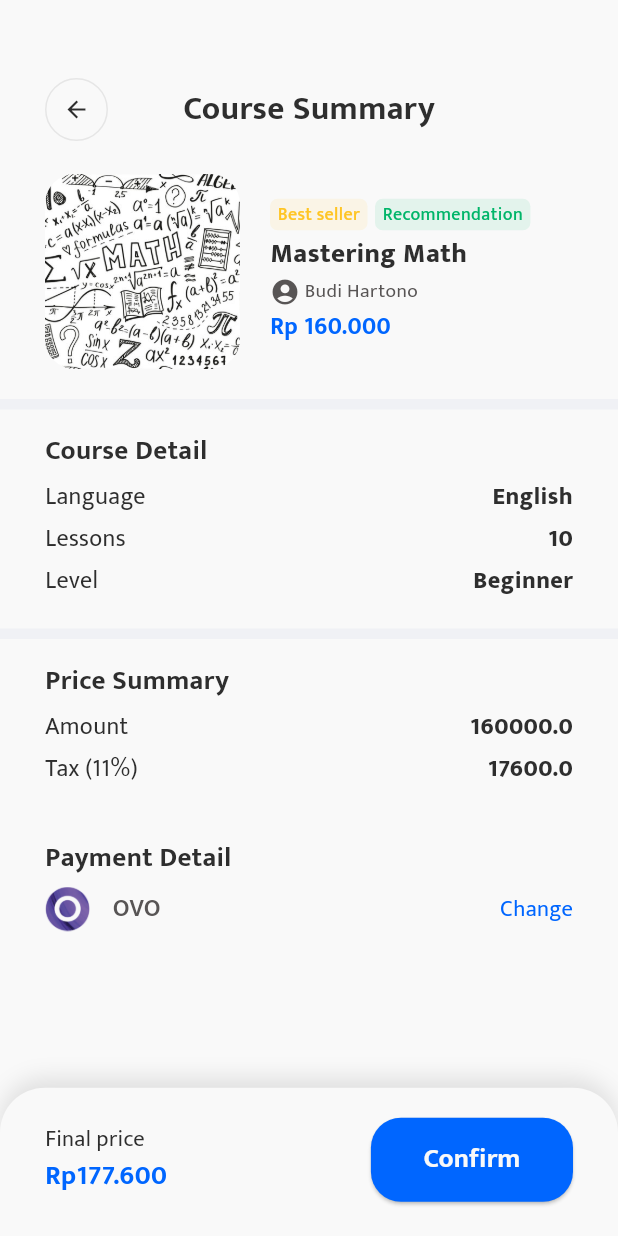
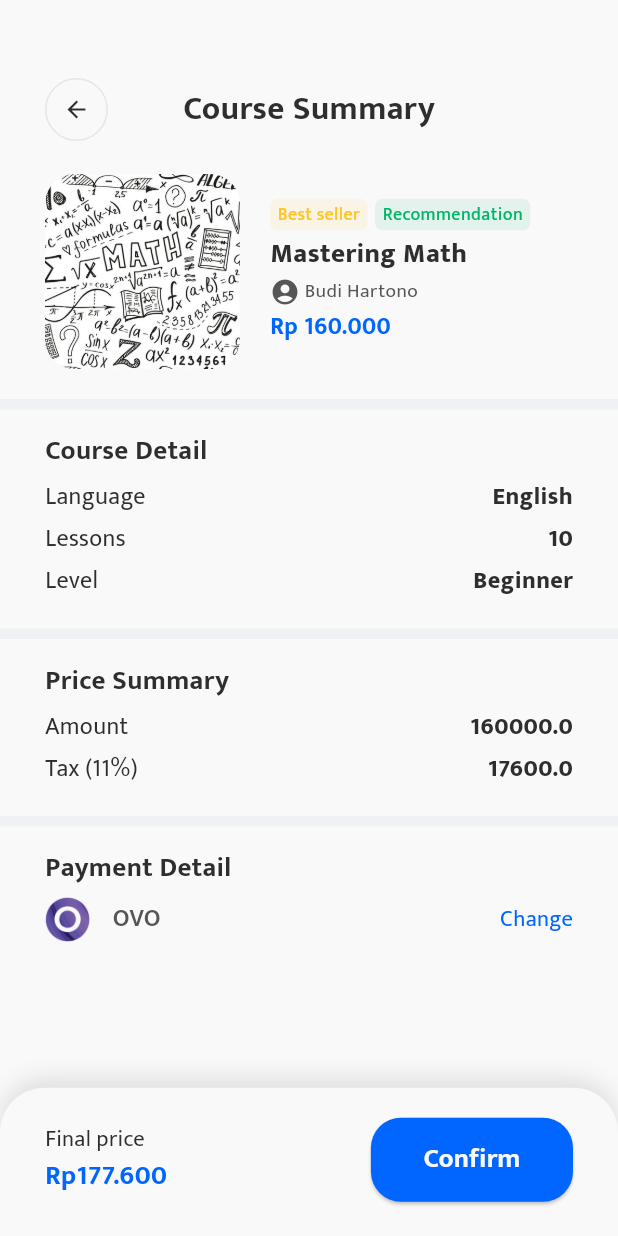
Before and after one commit to felix-malvin/quality_education_flutter_app, a Flutter app: the CourseSummaryPage screen opened directly with sample values from the repository, on a phone screen of 412 x 824 dp. Run offline on Flutter 3.47's test engine with Material 3 defaults, Android fonts, the phone set to English and light mode, and no system bars; our stand-ins replace flutter_svg; missing offline and left inert: barcode.

Commit message:
Menambahkan Divider

```diff
--- a/lib/pages/course_summary.dart
+++ b/lib/pages/course_summary.dart
@@ -59,6 +59,7 @@ class _CourseSummaryPage extends State<CourseSummaryPage> {
                 _buildCourseDetailSection(),
                 _buildSectionDivider(media),
                 _buildPriceSummarySection(),
+                _buildSectionDivider(media),
                 _buildPaymentDetailSection(
                   selectedMethod,
                   _navigateAndSelectMethod,
@@ -407,19 +408,16 @@ class _CourseSummaryPage extends State<CourseSummaryPage> {
     String generateCustomTransactionId() {
       final now = DateTime.now();
 
-      // Format tanggal: ddMMyy
       final date =
           "${now.day.toString().padLeft(2, '0')}"
           "${now.month.toString().padLeft(2, '0')}"
           "${(now.year % 100).toString().padLeft(2, '0')}";
 
-      // Format waktu: HHmmss
       final time =
           "${now.hour.toString().padLeft(2, '0')}"
           "${now.minute.toString().padLeft(2, '0')}"
           "${now.second.toString().padLeft(2, '0')}";
 
-      // Random 4 digit angka
       final random = Random().nextInt(10000).toString().padLeft(4, '0');
 
       return "EV$date$time$random";
```
